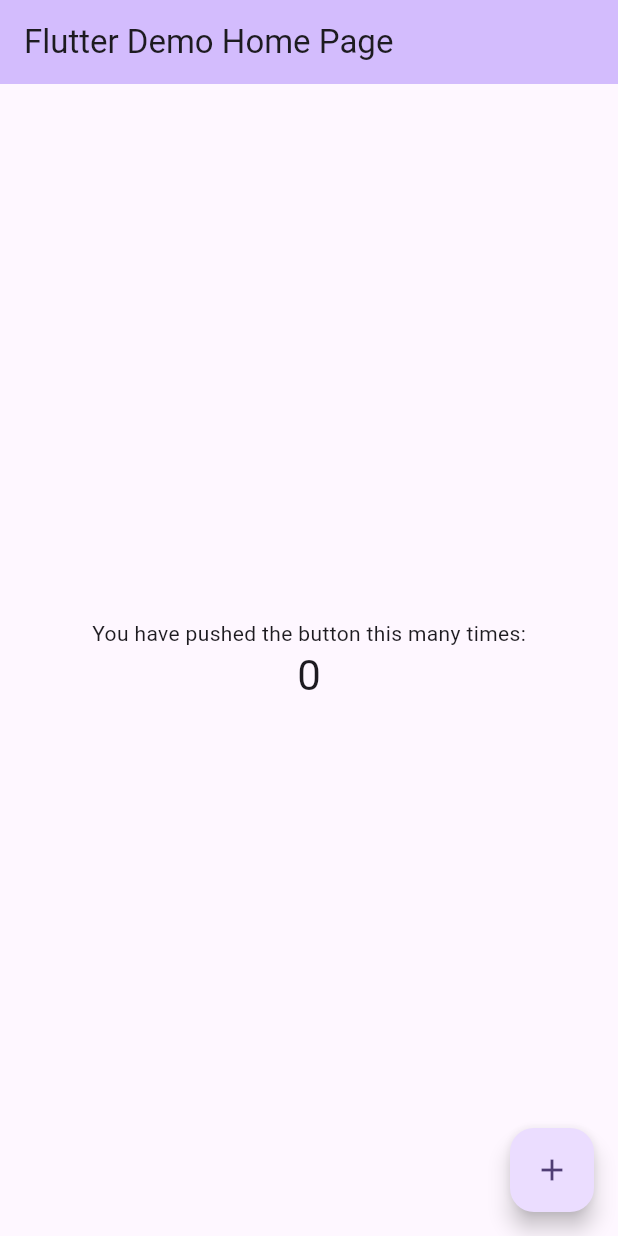
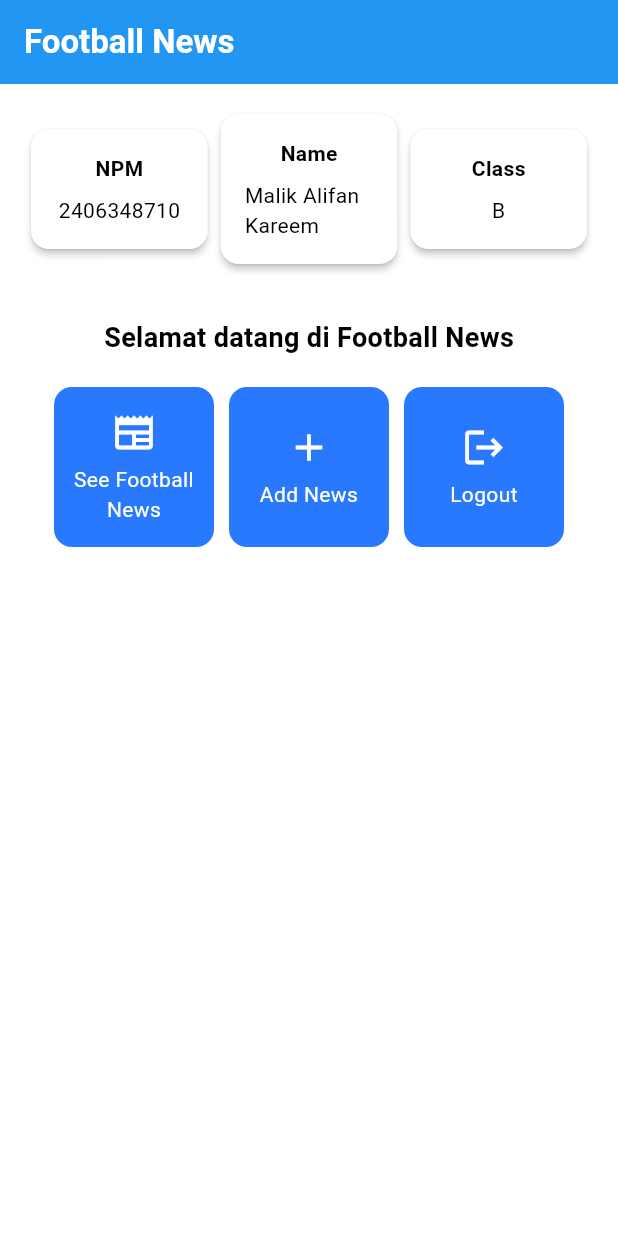
Before and after one commit to KareemMalik/football-news-mobile, a Flutter app: the screen it shows after launch, on a phone screen of 412 x 824 dp. Run offline on Flutter 3.47's test engine with Material 3 defaults, Android fonts, the phone set to English and light mode, and no system bars.

Commit message:
Tutorial 6: Pengantar Flutter

```diff
--- a/lib/main.dart
+++ b/lib/main.dart
@@ -1,4 +1,5 @@
 import 'package:flutter/material.dart';
+import 'package:football_news/menu.dart';
 
 void main() {
   runApp(const MyApp());
@@ -10,6 +11,7 @@ class MyApp extends StatelessWidget {
   // This widget is the root of your application.
   @override
   Widget build(BuildContext context) {
+
     return MaterialApp(
       title: 'Flutter Demo',
       theme: ThemeData(
@@ -28,95 +30,11 @@ class MyApp extends StatelessWidget {
         //
         // This works for code too, not just values: Most code changes can be
         // tested with just a hot reload.
-        colorScheme: ColorScheme.fromSeed(seedColor: Colors.deepPurple),
+        colorScheme: ColorScheme.fromSwatch(primarySwatch: Colors.blue)
+            .copyWith(secondary: Colors.blueAccent[400]),
       ),
-      home: const MyHomePage(title: 'Flutter Demo Home Page'),
+      home: MyHomePage(),
     );
+
   }
 }
-
-class MyHomePage extends StatefulWidget {
-  const MyHomePage({super.key, required this.title});
-
-  // This widget is the home page of your application. It is stateful, meaning
-  // that it has a State object (defined below) that contains fields that affect
-  // how it looks.
-
-  // This class is the configuration for the state. It holds the values (in this
-  // case the title) provided by the parent (in this case the App widget) and
-  // used by the build method of the State. Fields in a Widget subclass are
-  // always marked "final".
-
-  final String title;
-
-  @override
-  State<MyHomePage> createState() => _MyHomePageState();
-}
-
-class _MyHomePageState extends State<MyHomePage> {
-  int _counter = 0;
-
-  void _incrementCounter() {
-    setState(() {
-      // This call to setState tells the Flutter framework that something has
-      // changed in this State, which causes it to rerun the build method below
-      // so that the display can reflect the updated values. If we changed
-      // _counter without calling setState(), then the build method would not be
-      // called again, and so nothing would appear to happen.
-      _counter++;
-    });
-  }
-
-  @override
-  Widget build(BuildContext context) {
-    // This method is rerun every time setState is called, for instance as done
-    // by the _incrementCounter method above.
-    //
-    // The Flutter framework has been optimized to make rerunning build methods
-    // fast, so that you can just rebuild anything that needs updating rather
-    // than having to individually change instances of widgets.
-    return Scaffold(
-      appBar: AppBar(
-        // TRY THIS: Try changing the color here to a specific color (to
-        // Colors.amber, perhaps?) and trigger a hot reload to see the AppBar
-        // change color while the other colors stay the same.
-        backgroundColor: Theme.of(context).colorScheme.inversePrimary,
-        // Here we take the value from the MyHomePage object that was created by
-        // the App.build method, and use it to set our appbar title.
-        title: Text(widget.title),
-      ),
-      body: Center(
-        // Center is a layout widget. It takes a single child and positions it
-        // in the middle of the parent.
-        child: Column(
-          // Column is also a layout widget. It takes a list of children and
-          // arranges them vertically. By default, it sizes itself to fit its
-          // children horizontally, and tries to be as tall as its parent.
-          //
-          // Column has various properties to control how it sizes itself and
-          // how it positions its children. Here we use mainAxisAlignment to
-          // center the children vertically; the main axis here is the vertical
-          // axis because Columns are vertical (the cross axis would be
-          // horizontal).
-          //
-          // TRY THIS: Invoke "debug painting" (choose the "Toggle Debug Paint"
-          // action in the IDE, or press "p" in the console), to see the
-          // wireframe for each widget.
-          mainAxisAlignment: MainAxisAlignment.center,
-          children: <Widget>[
-            const Text('You have pushed the button this many times:'),
-            Text(
-              '$_counter',
-              style: Theme.of(context).textTheme.headlineMedium,
-            ),
-          ],
-        ),
-      ),
-      floatingActionButton: FloatingActionButton(
-        onPressed: _incrementCounter,
-        tooltip: 'Increment',
-        child: const Icon(Icons.add),
-      ), // This trailing comma makes auto-formatting nicer for build methods.
-    );
-  }
-}
--- /dev/null
+++ b/lib/menu.dart
@@ -0,0 +1,186 @@
+import 'package:flutter/material.dart';
+
+class MyHomePage extends StatelessWidget {
+  MyHomePage({super.key});
+  final String nama = "Malik Alifan Kareem" ;//nama
+  final String npm = "2406348710" ;//npm
+  final String kelas = "B" ;//kelas
+  final List<ItemHomepage> items = [
+    ItemHomepage("See Football News", Icons.newspaper),
+    ItemHomepage("Add News", Icons.add),
+    ItemHomepage("Logout", Icons.logout),
+  ];
+
+  @override
+  Widget build(BuildContext context) {
+    // Scaffold menyediakan struktur dasar halaman dengan AppBar dan body.
+    return Scaffold(
+      // AppBar adalah bagian atas halaman yang menampilkan judul.
+      appBar: AppBar(
+        // Judul aplikasi "Football News" dengan teks putih dan tebal.
+        title: const Text(
+          'Football News',
+          style: TextStyle(
+            color: Colors.white,
+            fontWeight: FontWeight.bold,
+          ),
+        ),
+        // Warna latar belakang AppBar diambil dari skema warna tema aplikasi.
+        backgroundColor: Theme.of(context).colorScheme.primary,
+      ),
+      // Body halaman dengan padding di sekelilingnya.
+      body: Padding(
+        padding: const EdgeInsets.all(16.0),
+        // Menyusun widget secara vertikal dalam sebuah kolom.
+        child: Column(
+          crossAxisAlignment: CrossAxisAlignment.center,
+          children: [
+            // Row untuk menampilkan 3 InfoCard secara horizontal.
+            Row(
+              mainAxisAlignment: MainAxisAlignment.spaceEvenly,
+              children: [
+                InfoCard(title: 'NPM', content: npm),
+                InfoCard(title: 'Name', content: nama),
+                InfoCard(title: 'Class', content: kelas),
+              ],
+            ),
+
+            // Memberikan jarak vertikal 16 unit.
+            const SizedBox(height: 16.0),
+
+            // Menempatkan widget berikutnya di tengah halaman.
+            Center(
+              child: Column(
+                // Menyusun teks dan grid item secara vertikal.
+
+                children: [
+                  // Menampilkan teks sambutan dengan gaya tebal dan ukuran 18.
+                  const Padding(
+                    padding: EdgeInsets.only(top: 16.0),
+                    child: Text(
+                      'Selamat datang di Football News',
+                      style: TextStyle(
+                        fontWeight: FontWeight.bold,
+                        fontSize: 18.0,
+                      ),
+                    ),
+                  ),
+
+                  // Grid untuk menampilkan ItemCard dalam bentuk grid 3 kolom.
+                  GridView.count(
+                    primary: true,
+                    padding: const EdgeInsets.all(20),
+                    crossAxisSpacing: 10,
+                    mainAxisSpacing: 10,
+                    crossAxisCount: 3,
+                    // Agar grid menyesuaikan tinggi kontennya.
+                    shrinkWrap: true,
+
+                    // Menampilkan ItemCard untuk setiap item dalam list items.
+                    children: items.map((ItemHomepage item) {
+                      return ItemCard(item);
+                    }).toList(),
+                  ),
+                ],
+              ),
+            ),
+          ],
+        ),
+      ),
+    );
+  }
+}
+
+class ItemHomepage {
+  final String name;
+  final IconData icon;
+
+  ItemHomepage(this.name, this.icon);
+}
+
+class InfoCard extends StatelessWidget {
+  // Kartu informasi yang menampilkan title dan content.
+
+  final String title;  // Judul kartu.
+  final String content;  // Isi kartu.
+
+  const InfoCard({super.key, required this.title, required this.content});
+
+  @override
+  Widget build(BuildContext context) {
+    return Card(
+      // Membuat kotak kartu dengan bayangan dibawahnya.
+      elevation: 2.0,
+      child: Container(
+        // Mengatur ukuran dan jarak di dalam kartu.
+        width: MediaQuery.of(context).size.width / 3.5, // menyesuaikan dengan lebar device yang digunakan.
+        padding: const EdgeInsets.all(16.0),
+        // Menyusun title dan content secara vertikal.
+        child: Column(
+          children: [
+            Text(
+              title,
+              style: const TextStyle(fontWeight: FontWeight.bold),
+            ),
+            const SizedBox(height: 8.0),
+            Text(content),
+          ],
+        ),
+      ),
+    );
+  }
+}
+
+class ItemCard extends StatelessWidget {
+  // Menampilkan kartu dengan ikon dan nama.
+
+  final ItemHomepage item;
+
+  const ItemCard(this.item, {super.key});
+
+  @override
+  Widget build(BuildContext context) {
+    return Material(
+      // Menentukan warna latar belakang dari tema aplikasi.
+      color: Theme.of(context).colorScheme.secondary,
+      // Membuat sudut kartu melengkung.
+      borderRadius: BorderRadius.circular(12),
+
+      child: InkWell(
+        // Aksi ketika kartu ditekan.
+        onTap: () {
+          // Menampilkan pesan SnackBar saat kartu ditekan.
+          ScaffoldMessenger.of(context)
+            ..hideCurrentSnackBar()
+            ..showSnackBar(
+                SnackBar(content: Text("Kamu telah menekan tombol ${item.name}!"))
+            );
+        },
+        // Container untuk menyimpan Icon dan Text
+        child: Container(
+          padding: const EdgeInsets.all(8),
+          child: Center(
+            child: Column(
+              // Menyusun ikon dan teks di tengah kartu.
+              mainAxisAlignment: MainAxisAlignment.center,
+              children: [
+                Icon(
+                  item.icon,
+                  color: Colors.white,
+                  size: 30.0,
+                ),
+                const Padding(padding: EdgeInsets.all(3)),
+                Text(
+                  item.name,
+                  textAlign: TextAlign.center,
+                  style: const TextStyle(color: Colors.white),
+                ),
+              ],
+            ),
+          ),
+        ),
+      ),
+    );
+  }
+
+}
```
